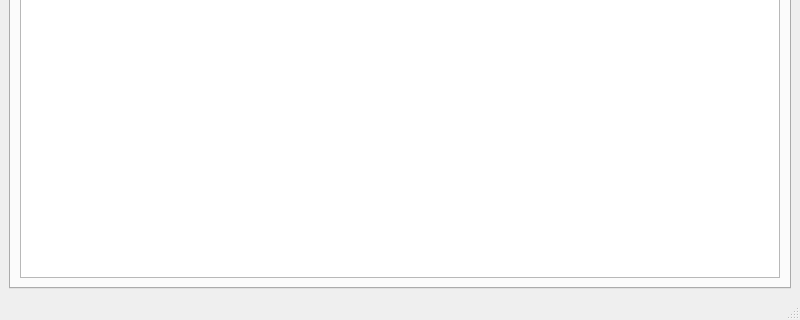
Old version of the form src/overlay/qt/OptionsWindow.ui in the repository Smeat/GW2Overlay; both pictures show x 0 to 800 and y 280 to 600 of the 800 by 600 pixel window.
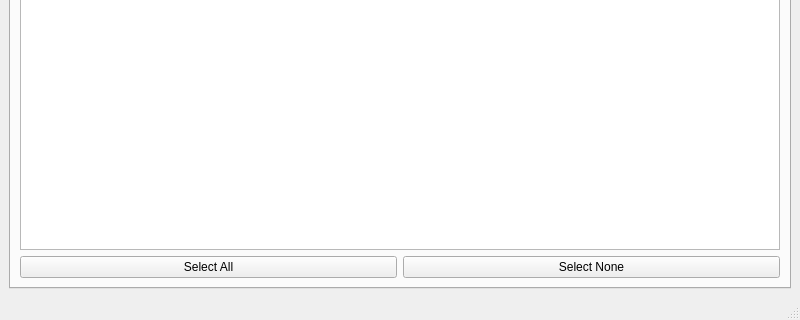
New version of the form.

Commit message: Add buttons to select/deselect all items

Patch:
```diff
--- a/src/overlay/qt/OptionsWindow.ui
+++ b/src/overlay/qt/OptionsWindow.ui
@@ -33,7 +33,7 @@
        <attribute name="title">
         <string>Tab 1</string>
        </attribute>
-       <layout class="QHBoxLayout" name="horizontalLayout">
+       <layout class="QVBoxLayout" name="verticalLayout_2">
         <item>
          <widget class="QTreeWidget" name="treeWidget">
           <column>
@@ -43,6 +43,24 @@
           </column>
          </widget>
         </item>
+        <item>
+         <layout class="QHBoxLayout" name="horizontalLayout">
+          <item>
+           <widget class="QPushButton" name="select_all_button">
+            <property name="text">
+             <string>Select All</string>
+            </property>
+           </widget>
+          </item>
+          <item>
+           <widget class="QPushButton" name="select_none_button">
+            <property name="text">
+             <string>Select None</string>
+            </property>
+           </widget>
+          </item>
+         </layout>
+        </item>
        </layout>
       </widget>
       <widget class="QWidget" name="tab_2">
```
The commit also changes 2 other files.
